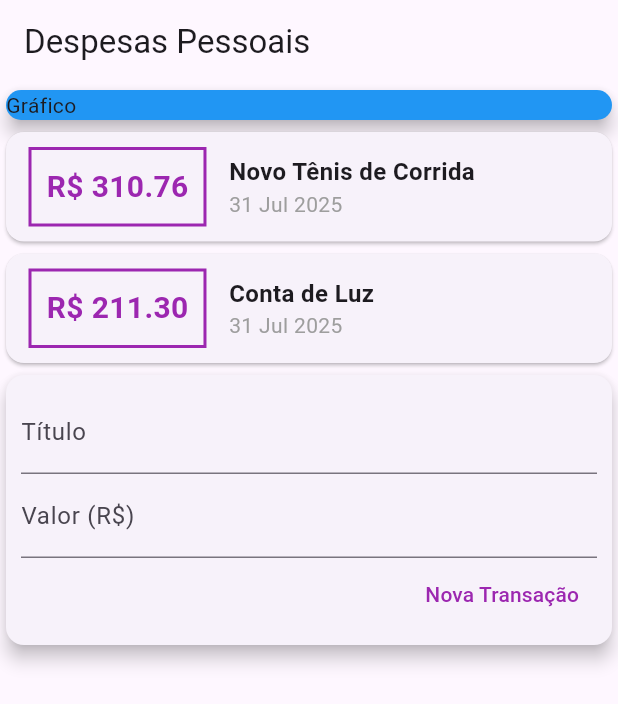
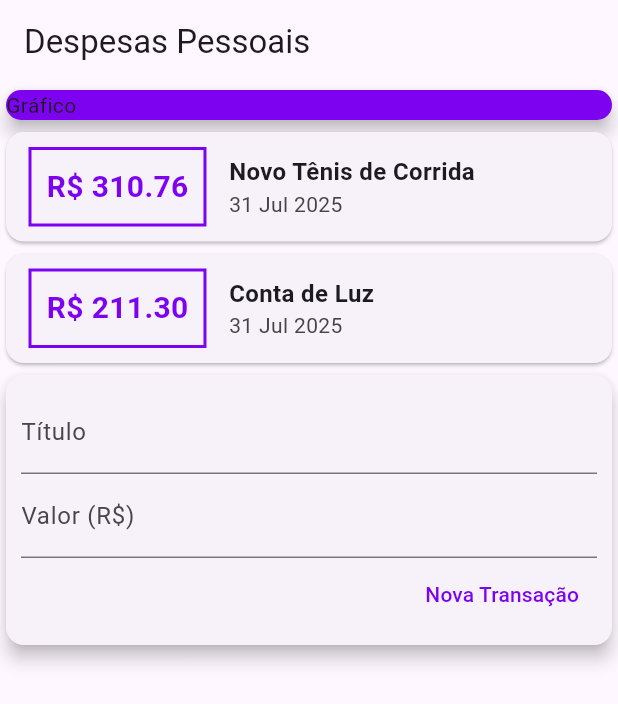
Before and after one commit to miguela-brandelli/expenses_app, a Flutter app: the screen it shows after launch, on a phone screen of 412 x 824 dp. Shown: the top 704 px of the screen. Run offline on Flutter 3.47's test engine with Material 3 defaults, Android fonts, the phone set to English and light mode, and no system bars.

Commit message:
Refactor transaction UI into separate components
Moved transaction list and form widgets into their own files for better modularity and code organization. Updated main.dart to use the new TransactionList and TransactionsForm components. Minor style adjustments and code cleanup.

```diff
--- a/lib/components/transaction_list.dart
+++ b/lib/components/transaction_list.dart
@@ -0,0 +1,64 @@
+// ignore_for_file: use_key_in_widget_constructors, prefer_const_constructors_in_immutables
+
+import 'package:flutter/material.dart';
+import 'package:expenses_app/models/transaction.dart';
+import 'package:intl/intl.dart';
+
+class TransactionList extends StatelessWidget {
+  final List<Transaction> transactions;
+
+  TransactionList(this.transactions);
+
+  @override
+  Widget build(BuildContext context) {
+    return Column(
+      children: transactions.map((tr) {
+        return Card(
+          child: Row(
+            children: [
+              Container(
+                margin: const EdgeInsets.symmetric(
+                  horizontal: 15,
+                  vertical: 10,
+                ),
+                decoration: BoxDecoration(
+                  border: Border.all(
+                    color: Color.fromARGB(255, 125, 3, 240),
+                    width: 2,
+                  ),
+                ),
+                padding: const EdgeInsets.all(10),
+                child: Text(
+                  'R\$ ${tr.value.toStringAsFixed(2)}',
+                  style: const TextStyle(
+                    fontWeight: FontWeight.bold,
+                    fontSize: 20,
+                    color: Color.fromARGB(255, 125, 3, 240),
+                  ),
+                ),
+              ),
+              Column(
+                crossAxisAlignment: CrossAxisAlignment.start,
+                children: [
+                  Text(
+                    tr.title,
+                    style: const TextStyle(
+                      fontSize: 16,
+                      fontWeight: FontWeight.bold,
+                    ),
+                  ),
+                  Text(
+                    DateFormat('d MMM y').format(tr.date),
+                    style: const TextStyle(
+                      color: Color.fromARGB(255, 70, 68, 68),
+                    ),
+                  ),
+                ],
+              ),
+            ],
+          ),
+        );
+      }).toList(),
+    );
+  }
+}
--- /dev/null
+++ b/lib/components/transactions_form.dart
@@ -0,0 +1,49 @@
+import 'package:flutter/material.dart';
+
+class TransactionsForm extends StatelessWidget {
+  final titleController = TextEditingController();
+  final valueController = TextEditingController();
+
+  @override
+  Widget build(BuildContext context) {
+    return Card(
+      elevation: 5,
+      child: Padding(
+        padding: const EdgeInsets.all(10),
+        child: Column(
+          children: [
+            TextField(
+              controller: titleController,
+              decoration: const InputDecoration(
+                labelText: 'Título',
+              ),
+            ),
+            TextField(
+              controller: valueController,
+              decoration: const InputDecoration(
+                labelText: 'Valor (R\$)',
+              ),
+            ),
+            Row(
+              mainAxisAlignment: MainAxisAlignment.end,
+              children: <Widget>[
+                TextButton(
+                  child: const Text(
+                    'Nova Transação',
+                    style: TextStyle(
+                    color: Color.fromARGB(255, 125, 3, 240),
+                    ),
+                  ),
+                  onPressed: () {
+                    print(titleController.text);
+                    print(valueController.text);
+                  },
+                )
+              ],
+            ),
+          ],
+        ),
+      ),
+    );
+  }
+}
--- a/lib/main.dart
+++ b/lib/main.dart
@@ -1,6 +1,9 @@
+// ignore_for_file: use_super_parameters, sort_child_properties_last, avoid_print
+
+import 'package:expenses_app/components/transaction_list.dart';
+import 'package:expenses_app/components/transactions_form.dart';
 import 'package:flutter/material.dart';
 import 'models/transaction.dart';
-import 'package:intl/intl.dart';
 
 main() => runApp(const ExpensesApp());
 
@@ -15,10 +18,7 @@
 class MyHomePage extends StatelessWidget {
   MyHomePage({Key? key}) : super(key: key);
 
-  final titleController = TextEditingController();
-  final valueController = TextEditingController();
-
-  final _transactions = [
+  final transactions = [
     Transaction(
       id: 't1',
       title: 'Novo Tênis de Corrida',
@@ -44,99 +44,13 @@
         children: [
           const SizedBox(
             child: Card(
-              color: Colors.blue,
+              color: Color.fromARGB(255, 125, 3, 240),
               child: Text('Gráfico'),
               elevation: 5,
             ),
           ),
-          Column(
-            children: _transactions.map((tr) {
-              return Card(
-                child: Row(
-                  children: [
-                    Container(
-                      margin: const EdgeInsets.symmetric(
-                        horizontal: 15,
-                        vertical: 10,
-                      ),
-                      decoration: BoxDecoration(
-                        border: Border.all(
-                          color: Colors.purple,
-                          width: 2,
-                        ),
-                      ),
-                      padding: const EdgeInsets.all(10),
-                      child: Text(
-                        'R\$ ${tr.value.toStringAsFixed(2)}',
-                        style: const TextStyle(
-                          fontWeight: FontWeight.bold,
-                          fontSize: 20,
-                          color: Colors.purple,
-                        ),
-                      ),
-                    ),
-                    Column(
-                      crossAxisAlignment: CrossAxisAlignment.start,
-                      children: [
-                        Text(
-                          tr.title,
-                          style: const TextStyle(
-                            fontSize: 16,
-                            fontWeight: FontWeight.bold,
-                          ),
-                        ),
-                        Text(
-                          DateFormat('d MMM y').format(tr.date),
-                          style: const TextStyle(
-                            color: Colors.grey,
-                          ),
-                        ),
-                      ],
-                    ),
-                  ],
-                ),
-              );
-            }).toList(),
-          ),
-          Card(
-            elevation: 5,
-            child: Padding(
-              padding: const EdgeInsets.all(10),
-              child: Column(
-                children: [
-                  TextField(
-                    controller: titleController,
-                    decoration: const InputDecoration(
-                      labelText: 'Título',
-                    ),
-                  ),
-                  TextField(
-                    controller: valueController,
-                    decoration: const InputDecoration(
-                      labelText: 'Valor (R\$)',
-                    ),
-                  ),
-                  Row(
-                    mainAxisAlignment: MainAxisAlignment.end,
-                    children: <Widget>[
-                      TextButton(
-                        child: const Text(
-                          'Nova Transação',
-                          style: TextStyle(
-                            color: Colors.purple,
-                          ),
-                        ),
-                        onPressed: () {
-                          print(titleController.text);
-                          print(valueController.text);
-                        },
-                      )
-                    ],
-                  ),
-                ],
-              ),
-            ),
-          )
+          TransactionList(transactions),
+          TransactionsForm(),
         ],
       ),
     );
```
Also changed, not shown: 1 other file.
